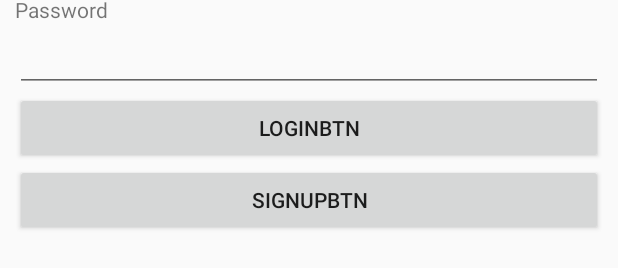
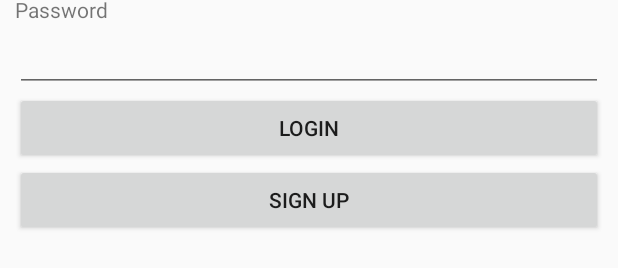
Before and after one commit to Victorgichohi/ParseLogin, an Android app: the layout loginsignup.xml on its own in the app's theme, with its tools: preview values and no code run, on a phone screen of 412 x 824 dp. Shown: the part 117-385 px from the top of the screen. Run offline under Robolectric (Android 15) with nearby library versions, the phone set to English and light mode, and no system bars.

Commit message:
chenged strings.xml file a bit

```diff
--- a/app/src/main/res/values/strings.xml
+++ b/app/src/main/res/values/strings.xml
@@ -1,16 +1,13 @@
 <?xml version="1.0" encoding="utf-8"?>
 <resources>
-    <string name="app_name">ParseLoginTutorial</string>
-    <string name="action_settings">Settings</string>
-    <string name="title_activity_login_signup">LoginSignupActivity</string>
+
+    <string name="hello">Hello World, ParseStarterProjectActivity!</string>
+    <string name="app_name">Parse.com Login Tutorial</string>
     <string name="Username">Username</string>
     <string name="Password">Password</string>
-    <string name="LoginBtn">LoginBtn</string>
-    <string name="SignupBtn">SignupBtn</string>
+    <string name="LoginBtn">Login</string>
+    <string name="SignupBtn">Sign Up</string>
     <string name="LogoutBtn">Log Out</string>
     <string name="Welcome">Welcome!</string>
 
-
-
-
 </resources>
```
